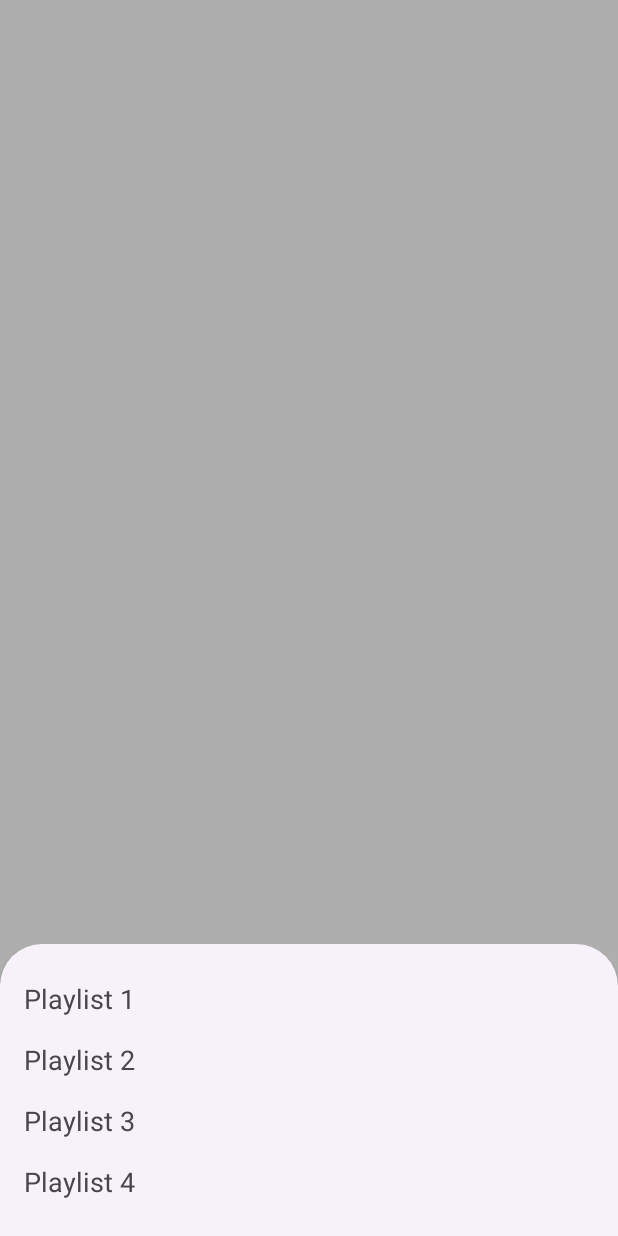
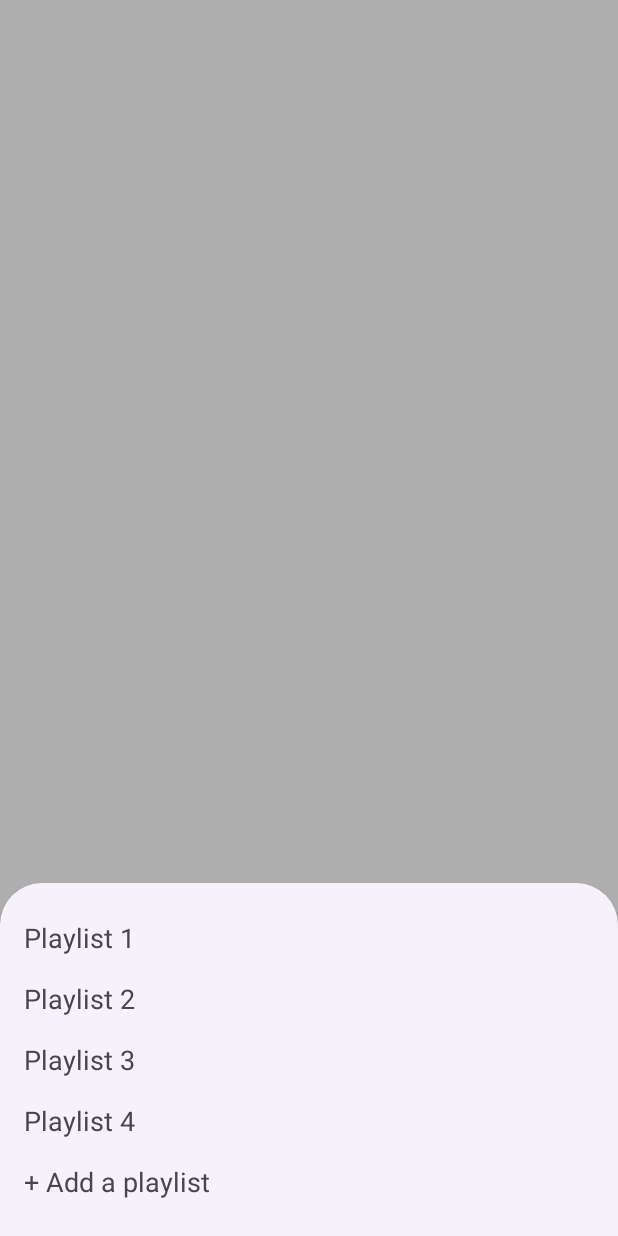
Before and after one commit to HangryCoder/MoviesApp, an Android app: the fragment PlaylistBottomSheet placed in its activity, on a phone screen of 412 x 824 dp. Run offline under Robolectric (Android 15) with nearby library versions, the phone set to English and light mode, and no system bars; our stand-ins replace Dagger/Hilt's generated code; pictures from the network do not load; 1 statement that could not run was skipped.

Commit message:
Added logic to add a playlist click.

```diff
--- a/app/src/main/java/com/example/moviesapp/ui/PlaylistBottomSheet.kt
+++ b/app/src/main/java/com/example/moviesapp/ui/PlaylistBottomSheet.kt
@@ -4,7 +4,6 @@ import android.os.Bundle
 import android.view.LayoutInflater
 import android.view.View
 import android.view.ViewGroup
-import android.widget.ArrayAdapter
 import com.example.moviesapp.databinding.PlaylistBottomSheetBinding
 import com.example.moviesapp.model.Playlist
 import com.example.moviesapp.ui.adapter.PlaylistAdapter
@@ -24,16 +23,21 @@ class PlaylistBottomSheet : BottomSheetDialogFragment() {
     override fun onViewCreated(view: View, savedInstanceState: Bundle?) {
         super.onViewCreated(view, savedInstanceState)
 
-        val options = listOf(
-            "Playlist 1", "Playlist 2", "Playlist 3", "Playlist 4"
-        )
+        playlistAdapter.apply {
+            playlists = arrayListOf(
+                Playlist(1, "Playlist 1"),
+                Playlist(2, "Playlist 2"),
+                Playlist(3, "Playlist 3"),
+                Playlist(4, "Playlist 4"),
+                Playlist(5, "+ Add a playlist")
+            )
+            onClick = { position ->
+                playlists?.let {
+                    if (position == it.size - 1) println("Add a playlist")
+                }
+            }
+        }
 
-        playlistAdapter.playlists = arrayListOf(
-            Playlist(1, "Playlist 1"),
-            Playlist(2, "Playlist 2"),
-            Playlist(3, "Playlist 3"),
-            Playlist(4, "Playlist 4"),
-        )
 
         binding.playlistRecyclerView.adapter = playlistAdapter
     }
--- a/app/src/main/java/com/example/moviesapp/ui/adapter/PlaylistAdapter.kt
+++ b/app/src/main/java/com/example/moviesapp/ui/adapter/PlaylistAdapter.kt
@@ -9,6 +9,7 @@ import com.example.moviesapp.model.Playlist
 class PlaylistAdapter : RecyclerView.Adapter<PlaylistAdapter.PlaylistViewHolder>() {
 
     var playlists: ArrayList<Playlist>? = null
+    var onClick: ((Int) -> Unit)? = null
 
     override fun onCreateViewHolder(parent: ViewGroup, viewType: Int): PlaylistViewHolder {
         val binding =
@@ -25,11 +26,14 @@ class PlaylistAdapter : RecyclerView.Adapter<PlaylistAdapter.PlaylistViewHolder>
 
     override fun getItemCount(): Int = playlists?.size ?: 0
 
-    class PlaylistViewHolder(binding: ItemPlaylistBinding) : RecyclerView.ViewHolder(binding.root) {
+    inner class PlaylistViewHolder(binding: ItemPlaylistBinding) : RecyclerView.ViewHolder(binding.root) {
         private val playlistTextView = binding.playlistTextView
 
         fun bind(playlist: Playlist, position: Int) {
             playlistTextView.text = playlist.playlistName ?: "Playlist ${position + 1}"
+            playlistTextView.setOnClickListener {
+                onClick?.invoke(position)
+            }
         }
     }
 }
--- a/app/src/main/res/layout/playlist_bottom_sheet.xml
+++ b/app/src/main/res/layout/playlist_bottom_sheet.xml
@@ -8,7 +8,7 @@
         android:id="@+id/playlist_recycler_view"
         android:layout_width="match_parent"
         android:layout_height="match_parent"
-        android:padding="16dp"
+        android:padding="@dimen/padding_16dp"
         app:layoutManager="androidx.recyclerview.widget.LinearLayoutManager" />
 
 </LinearLayout>
--- a/app/src/main/res/values/dimens.xml
+++ b/app/src/main/res/values/dimens.xml
@@ -2,4 +2,5 @@
 <resources>
     <dimen name="title_size">22sp</dimen>
     <dimen name="poster_size">200dp</dimen>
+    <dimen name="padding_16dp">16dp</dimen>
 </resources>
```
